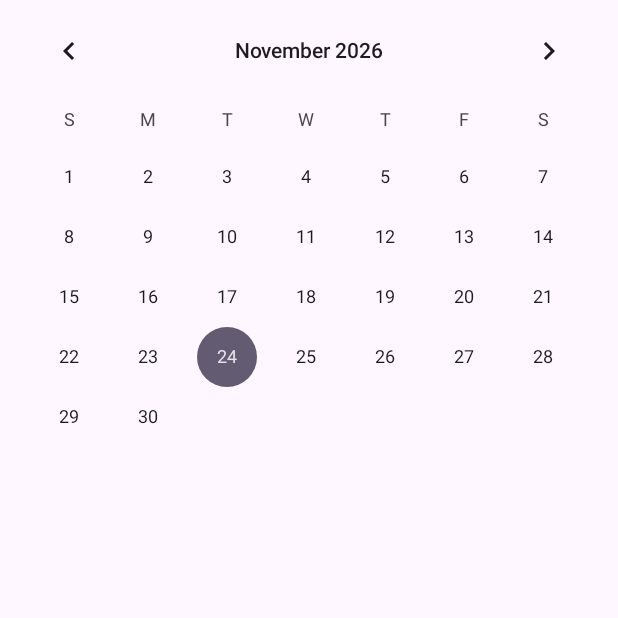
After one commit to Alexchiper1/EventsApp, an Android app: the CalendarActivity screen opened directly, with no data from a screen before it, on a phone screen of 412 x 824 dp, the top half of it. The commit adds this screen. Run offline under Robolectric (Android 15) with nearby library versions, the phone set to English and light mode, and no system bars; our stand-ins replace Firebase (no records; nobody signed in at launch, a user with empty details on screens opened directly).

Commit message:
Calendar and Survey

```diff
--- /dev/null
+++ b/app/src/main/java/com/example/eventsapp/CalendarActivity.java
@@ -0,0 +1,70 @@
+package com.example.eventsapp;
+
+import android.os.Bundle;
+import android.widget.ArrayAdapter;
+import android.widget.CalendarView;
+import android.widget.ListView;
+
+import androidx.activity.EdgeToEdge;
+import androidx.annotation.NonNull;
+import androidx.appcompat.app.AppCompatActivity;
+import androidx.core.graphics.Insets;
+import androidx.core.view.ViewCompat;
+import androidx.core.view.WindowInsetsCompat;
+
+import com.google.firebase.database.DataSnapshot;
+import com.google.firebase.database.DatabaseError;
+import com.google.firebase.database.DatabaseReference;
+import com.google.firebase.database.FirebaseDatabase;
+import com.google.firebase.database.ValueEventListener;
+
+import java.util.ArrayList;
+
+public class CalendarActivity extends AppCompatActivity {
+
+    @Override
+    protected void onCreate(Bundle savedInstanceState) {
+        super.onCreate(savedInstanceState);
+        EdgeToEdge.enable(this);
+        setContentView(R.layout.activity_calendar);
+
+
+        CalendarView calendarView = findViewById(R.id.calendarView);
+        ListView calendarEvents = findViewById(R.id.calendarEvents);
+
+        ArrayList<String> titles = new ArrayList<>();
+        ArrayAdapter<String> adapter = new ArrayAdapter<>(this, android.R.layout.simple_list_item_1, titles);
+        calendarEvents.setAdapter(adapter);
+
+        FirebaseDatabase database = FirebaseDatabase.getInstance("https://eventsapp-8d3ef-default-rtdb.europe-west1.firebasedatabase.app");
+        DatabaseReference dbRef = database.getReference("events");
+
+        calendarView.setOnDateChangeListener((view, year, month, dayOfMonth) -> {
+            String date = String.format("%04d-%02d-%02d", year, month + 1, dayOfMonth);
+
+            dbRef.addListenerForSingleValueEvent(new ValueEventListener() {
+                @Override
+                public void onDataChange(@NonNull DataSnapshot snapshot) {
+                    titles.clear();
+
+                    for (DataSnapshot event : snapshot.getChildren()) {
+                        String start = event.child("datetime").child("start").getValue(String.class);
+                        if (start != null && start.startsWith(date)) {
+                            titles.add(event.child("title").getValue(String.class));
+                        }
+                    }
+                    adapter.notifyDataSetChanged();
+                }
+                @Override
+                public void onCancelled(@NonNull DatabaseError error) {
+                }
+            });
+        });
+
+        ViewCompat.setOnApplyWindowInsetsListener(findViewById(R.id.main), (v, insets) -> {
+            Insets systemBars = insets.getInsets(WindowInsetsCompat.Type.systemBars());
+            v.setPadding(systemBars.left, systemBars.top, systemBars.right, systemBars.bottom);
+            return insets;
+        });
+    }
+}
--- a/app/src/main/java/com/example/eventsapp/EventDetailsActivity.java
+++ b/app/src/main/java/com/example/eventsapp/EventDetailsActivity.java
@@ -123,4 +123,8 @@ public class EventDetailsActivity extends AppCompatActivity {
         manager.notify(1, notification);
     }
 
+    public void openFeedback(View view) {
+        Intent intent = new Intent(this, FeedbackActivity.class);
+        startActivity(intent);
+    }
 }
--- a/app/src/main/java/com/example/eventsapp/MainActivity.java
+++ b/app/src/main/java/com/example/eventsapp/MainActivity.java
@@ -228,4 +228,9 @@ public class MainActivity extends AppCompatActivity {
         startActivity(intent);
     }
 
+    public void openCalendar(View view) {
+        Intent intent = new Intent(this, CalendarActivity.class);
+        startActivity(intent);
+    }
+
 }
--- /dev/null
+++ b/app/src/main/res/layout/activity_calendar.xml
@@ -0,0 +1,27 @@
+<?xml version="1.0" encoding="utf-8"?>
+<androidx.constraintlayout.widget.ConstraintLayout xmlns:android="http://schemas.android.com/apk/res/android"
+    xmlns:app="http://schemas.android.com/apk/res-auto"
+    xmlns:tools="http://schemas.android.com/tools"
+    android:id="@+id/main"
+    android:layout_width="match_parent"
+    android:layout_height="match_parent"
+    tools:context=".CalendarActivity">
+
+    <CalendarView
+        android:id="@+id/calendarView"
+        android:layout_width="0dp"
+        android:layout_height="wrap_content"
+        app:layout_constraintTop_toTopOf="parent"
+        app:layout_constraintStart_toStartOf="parent"
+        app:layout_constraintEnd_toEndOf="parent" />
+
+    <ListView
+        android:id="@+id/calendarEvents"
+        android:layout_width="0dp"
+        android:layout_height="0dp"
+        app:layout_constraintTop_toBottomOf="@id/calendarView"
+        app:layout_constraintBottom_toBottomOf="parent"
+        app:layout_constraintStart_toStartOf="parent"
+        app:layout_constraintEnd_toEndOf="parent" />
+
+</androidx.constraintlayout.widget.ConstraintLayout>
```
Also changed, not shown: app/src/main/AndroidManifest.xml (+8 -0 lines), app/src/main/java/com/example/eventsapp/FeedbackActivity.java (added, +45 -0 lines), app/src/main/res/layout/activity_event_details.xml (+10 -0 lines), app/src/main/res/layout/activity_feedback.xml (added, +28 -0 lines), app/src/main/res/layout/activity_main.xml (+8 -0 lines).
